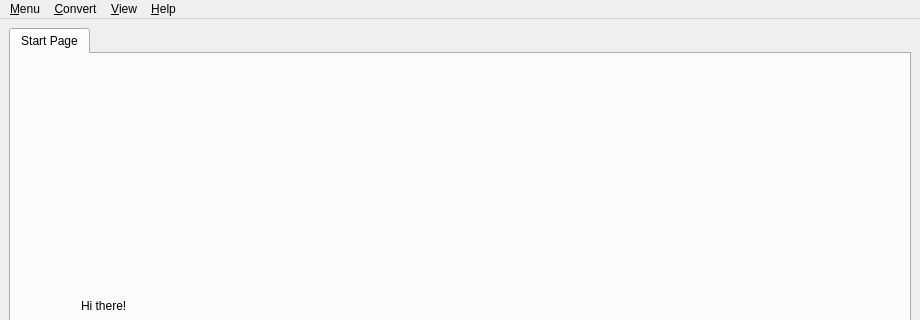
Old version of the form elkoa/gui/MainWindow.ui in the repository PandaScience/ElkOpticsAnalyzer; both pictures show x 0 to 920 and y 0 to 320 of the 920 by 700 pixel window.
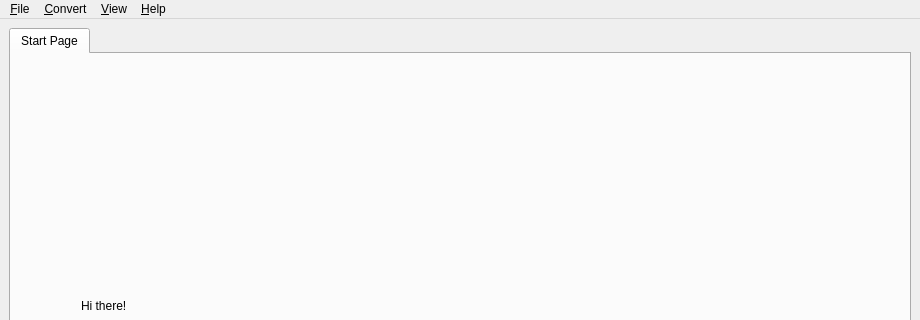
New version of the form. Icons and pictures are not drawn.

The edit to the form file:
```diff
--- a/elkoa/gui/MainWindow.ui
+++ b/elkoa/gui/MainWindow.ui
@@ -335,7 +335,7 @@
    </property>
    <widget class="QMenu" name="menuMenu">
     <property name="title">
-     <string>&amp;Menu</string>
+     <string>&amp;File</string>
     </property>
     <widget class="QMenu" name="menuAdditionalData">
      <property name="title">
```
Left out of the diff: 27 changed lines with no effect on the pictures.
